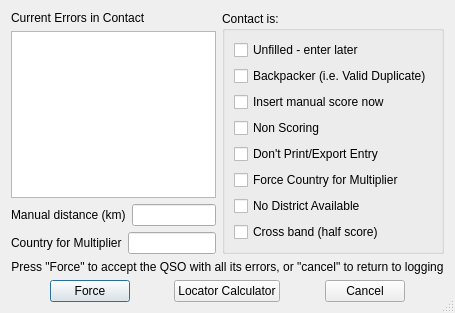
Above: mqt/MqtLogger/tforcelogdlg.ui from Rsclub22/Minos2-Mirror before the change. Below: the same form after it.
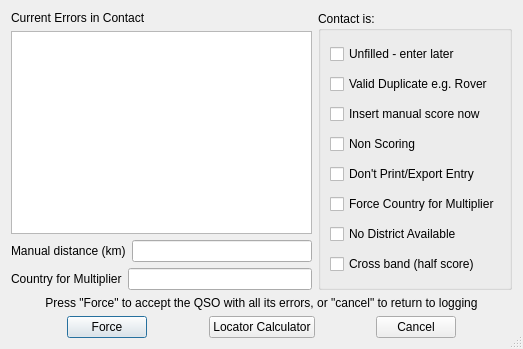
That is the form after the change.

Commit message: Use Rover rather than Backpacker as example for valid duplicate

The edit to the form file:
```diff
--- a/mqt/MqtLogger/tforcelogdlg.ui
+++ b/mqt/MqtLogger/tforcelogdlg.ui
@@ -6,8 +6,8 @@
    <rect>
     <x>0</x>
     <y>0</y>
-    <width>417</width>
-    <height>313</height>
+    <width>523</width>
+    <height>349</height>
    </rect>
   </property>
   <property name="windowTitle">
@@ -85,7 +85,7 @@
         <item>
          <widget class="QCheckBox" name="CheckBox2">
           <property name="text">
-           <string>Backpacker (i.e. Valid Duplicate)</string>
+           <string>Valid Duplicate e.g. Rover</string>
           </property>
          </widget>
         </item>
```
Left out of the diff: 10 changed lines with no effect on the pictures. The commit also changes 4 other files.
